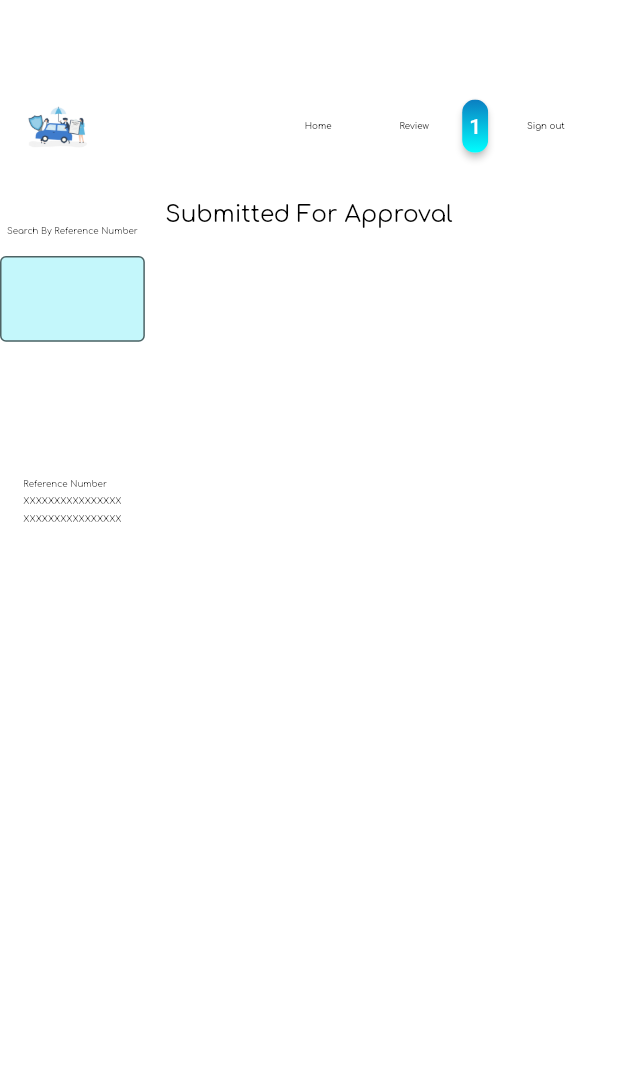
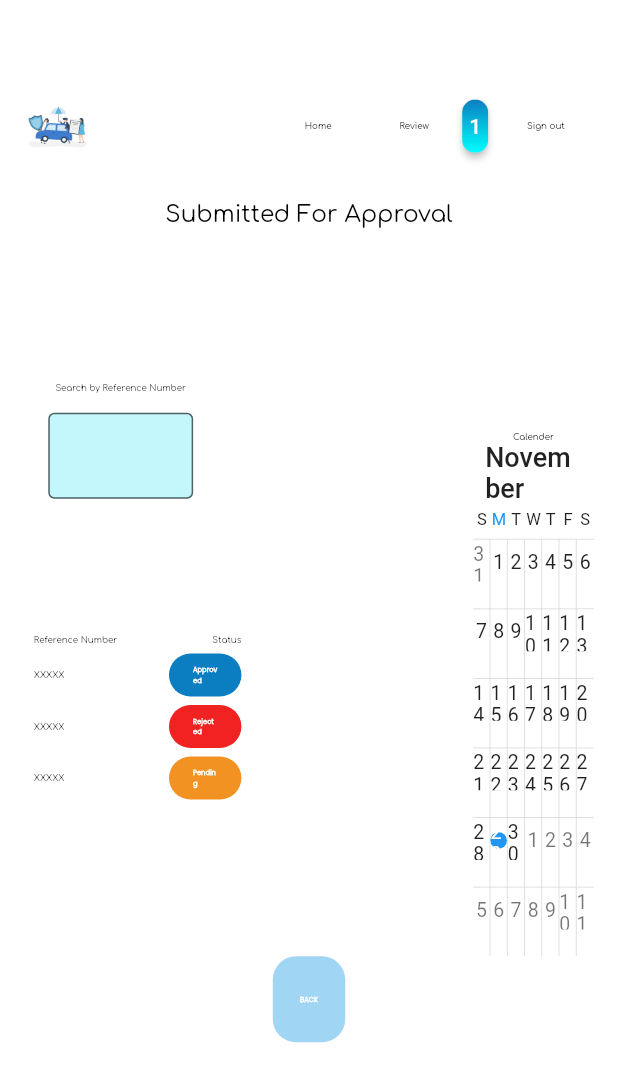
Before and after one commit to kravshan/Head-Office-App, a Flutter app: the Sub_For_Approv screen opened by its route, on a phone screen of 412 x 824 dp. Shown: the top 1082 px of the screen. Run offline on Flutter 3.47's test engine with Material 2 defaults, Android fonts, the phone set to English and light mode, and no system bars; drawn by our look-alikes of syncfusion_flutter_calendar; our stand-ins replace flutter_screenutil.

Commit message:
Head Office App Updates(29/11/2021)

```diff
--- a/lib/main.dart
+++ b/lib/main.dart
@@ -1,4 +1,3 @@
-import 'package:flutter/foundation.dart';
 import 'package:flutter/material.dart';
 import 'package:flutter_screenutil/flutter_screenutil.dart';
 import 'package:head_office_app/pages/login.dart';
@@ -10,6 +9,10 @@ import 'package:head_office_app/pages/agent_database.dart';
 import 'package:head_office_app/pages/specific_branch_details.dart';
 import 'package:head_office_app/pages/staff_details.dart';
 import 'package:head_office_app/pages/submitted_for_approv.dart';
+import 'package:head_office_app/pages/approv_summary.dart';
+import 'package:head_office_app/pages/approv_or_reject.dart';
+import 'package:head_office_app/pages/confirmed_case.dart';
+import 'package:head_office_app/pages/rejected.dart';
 
 void main() => runApp(ScreenUtilInit(
     designSize: const Size(1280, 720),
@@ -25,6 +28,10 @@ void main() => runApp(ScreenUtilInit(
         '/specific_branch_details': (context) => Specific_Branch_Details(),
         '/staff_details': (context) => Staff_Details(),
         '/submit_for_approv': (context) => Sub_For_Approv(),
+        '/approve_summary': (context) => Approve_summary(),
+        '/approv_or_reject': (context) => Approv_or_reject(),
+        '/confirmed_case': (context) => Confirmed_Case(),
+        '/rejected': (context) => Rejected(),
       },
     )
   )
--- a/lib/pages/staff_details.dart
+++ b/lib/pages/staff_details.dart
@@ -119,7 +119,7 @@ class _Staff_DetailsState extends State<Staff_Details> {
             height: 50.h,
             width: 150.w,
             child: FlatButton(
-              onPressed: (){Navigator.pop(context);},
+              onPressed: (){Navigator.pushNamedAndRemoveUntil(context, '/home_screen', (route) => false);},
               child: Text('BACK', style: TextStyle(fontWeight: FontWeight.w700, fontFamily: 'Poppins', fontSize: 14.sp, color: Colors.white),),
               color: const Color.fromARGB(255, 160, 213, 244),
               shape: RoundedRectangleBorder(borderRadius: BorderRadius.circular(48.r)),
--- a/lib/pages/submitted_for_approv.dart
+++ b/lib/pages/submitted_for_approv.dart
@@ -2,6 +2,7 @@ import 'package:flutter/material.dart';
 import 'package:flutter_screenutil/flutter_screenutil.dart';
 import 'package:head_office_app/services/input_box.dart';
 import 'package:head_office_app/services/navi_bar.dart';
+import 'package:syncfusion_flutter_calendar/calendar.dart';
 
 class Sub_For_Approv extends StatefulWidget {
   @override
@@ -21,28 +22,100 @@ class _Sub_For_ApprovState extends State<Sub_For_Approv> {
           Navi_bar(),
           Text('Submitted For Approval', style: TextStyle(fontFamily: 'Comfortaa', fontWeight: FontWeight.w400, fontSize: 48.sp, color: Colors.black,)),
           Row(
+            mainAxisAlignment: MainAxisAlignment.spaceBetween,
             children: [
               Column(
                 children: [
-                  InputBox(text: 'Search By Reference Number', isObs: false),
+                  InputBox(text: 'Search by Reference Number', isObs: false),
+                  SizedBox(height: 80.h,),
+                  Container(
+                    padding: EdgeInsets.fromLTRB(70.w, 0, 0, 0),
+                    width: 500.w,
+                    child: Column(
+                      children: [
                         Row(
+                          mainAxisAlignment: MainAxisAlignment.spaceBetween,
                           children: [
-                      Column(
-                        crossAxisAlignment: CrossAxisAlignment.start,
+                            Text('Reference Number', style: TextStyle(fontSize: 18.sp, fontFamily: 'Comfortaa', fontWeight: FontWeight.w400),),
+                            Text('Status', style: TextStyle(fontSize: 18.sp, fontFamily: 'Comfortaa', fontWeight: FontWeight.w400),),
+                          ],
+                        ),
+                        SizedBox(height: 5.h,),
+                        Row(
+                          mainAxisAlignment: MainAxisAlignment.spaceBetween,
                           children: [
-                          SizedBox(height: 80.h,),
-                          Text('Reference Number', style: TextStyle(fontWeight: FontWeight.w400, fontFamily: 'Comfortaa', fontSize: 18.sp),),
+                            Text('XXXXX', style: TextStyle(fontSize: 18.sp, fontFamily: 'Comfortaa', fontWeight: FontWeight.w400),),
+                            SizedBox( height: 25.h, width: 150.w,
+                              child: FlatButton(
+                                onPressed: (){Navigator.pushNamed(context, '/approve_summary');},
+                                child: Text('Approved', style: TextStyle(fontWeight: FontWeight.w700, fontFamily: 'Poppins', fontSize: 14.sp, color: Colors.white),),
+                                color: const Color.fromARGB(255, 11, 126, 193),
+                                shape: RoundedRectangleBorder(borderRadius: BorderRadius.circular(48.r)),
+                              ),
+                            ),
+                          ],
+                        ),
                         SizedBox(height: 5.h,),
-                          Text('XXXXXXXXXXXXXXXX', style: TextStyle(fontWeight: FontWeight.w400, fontFamily: 'Comfortaa', fontSize: 18.sp),),
+                        Row(
+                          mainAxisAlignment: MainAxisAlignment.spaceBetween,
+                          children: [
+                            Text('XXXXX', style: TextStyle(fontSize: 18.sp, fontFamily: 'Comfortaa', fontWeight: FontWeight.w400),),
+                            SizedBox( height: 25.h, width: 150.w,
+                              child: FlatButton(
+                                onPressed: (){Navigator.pushNamed(context, '/rejected');},
+                                child: Text('Rejected', style: TextStyle(fontWeight: FontWeight.w700, fontFamily: 'Poppins', fontSize: 14.sp, color: Colors.white),),
+                                color: const Color.fromARGB(255, 241, 34, 34),
+                                shape: RoundedRectangleBorder(borderRadius: BorderRadius.circular(48.r)),
+                              ),
+                            ),
+                          ],
+                        ),
                         SizedBox(height: 5.h,),
-                          Text('XXXXXXXXXXXXXXXX', style: TextStyle(fontWeight: FontWeight.w400, fontFamily: 'Comfortaa', fontSize: 18.sp),)
-                        ],
+                        Row(
+                          mainAxisAlignment: MainAxisAlignment.spaceBetween,
+                          children: [
+                            Text('XXXXX', style: TextStyle(fontSize: 18.sp, fontFamily: 'Comfortaa', fontWeight: FontWeight.w400),),
+                            SizedBox( height: 25.h, width: 150.w,
+                              child: FlatButton(
+                                onPressed: (){},
+                                child: Text('Pending', style: TextStyle(fontWeight: FontWeight.w700, fontFamily: 'Poppins', fontSize: 14.sp, color: Colors.white),),
+                                color: const Color.fromARGB(255, 241, 146, 34),
+                                shape: RoundedRectangleBorder(borderRadius: BorderRadius.circular(48.r)),
+                              ),
                             )
                           ],
+                        ),
+
+                      ],
+                    ),
                   )
                 ],
+              ),
+              Padding(
+                padding: EdgeInsets.fromLTRB(0, 0, 50.w, 0),
+                child: Column(
+                  children: [
+                    SizedBox(height: 120.h,),
+                    Text('Calender', style: TextStyle(fontFamily: 'Comfortaa', fontWeight: FontWeight.w400, fontSize: 18.sp, color: Color.fromRGBO(0, 0, 0, 1),),),
+                    Container(
+                      height: 300.h,
+                      width: 250.w,
+                      child: SfCalendar(view: CalendarView.month,),
                     )
                   ],
+                ),
+              )
+            ],
+          ),
+          SizedBox(
+            height: 50.h,
+            width: 150.w,
+            child: FlatButton(
+              onPressed: (){Navigator.popAndPushNamed(context, '/staff_details');},
+              child: Text('BACK', style: TextStyle(fontWeight: FontWeight.w700, fontFamily: 'Poppins', fontSize: 14.sp, color: Colors.white),),
+              color: const Color.fromARGB(255, 160, 213, 244),
+              shape: RoundedRectangleBorder(borderRadius: BorderRadius.circular(48.r)),
+            ),
           )
         ],
       ),
```
Also changed, not shown: lib/pages/approv_or_reject.dart (added, +97 -0 lines), lib/pages/approv_summary.dart (added, +81 -0 lines), lib/pages/confirmed_case.dart (added, +96 -0 lines), lib/pages/rejected.dart (added, +89 -0 lines). Lines whose indentation alone changed are shown as unchanged.
